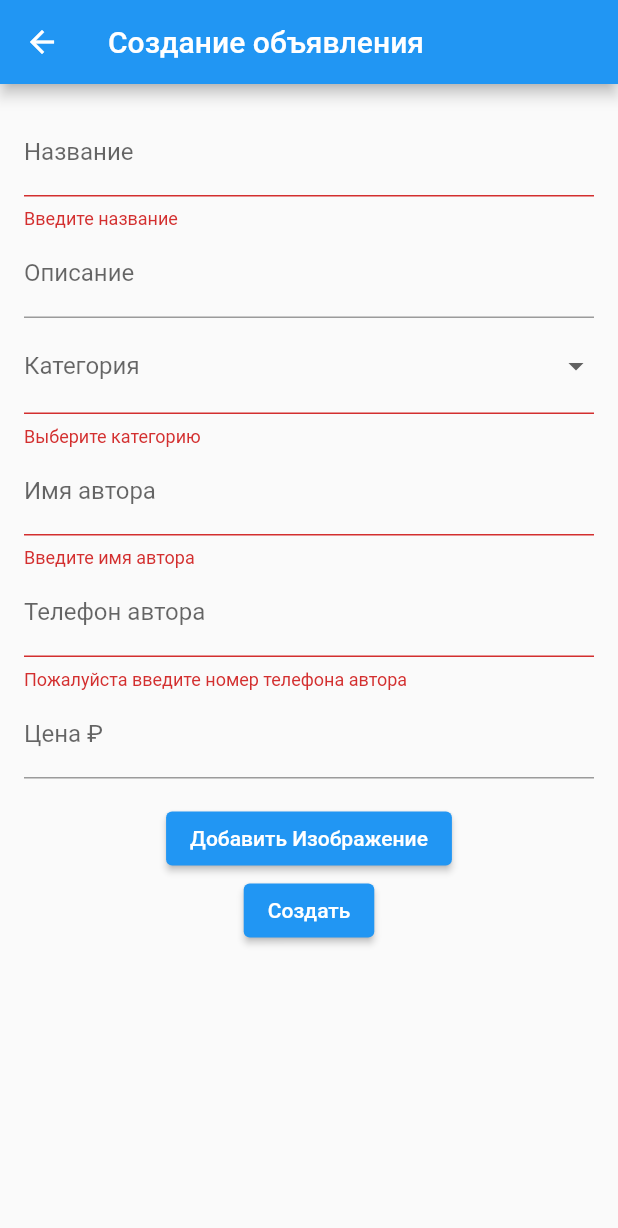
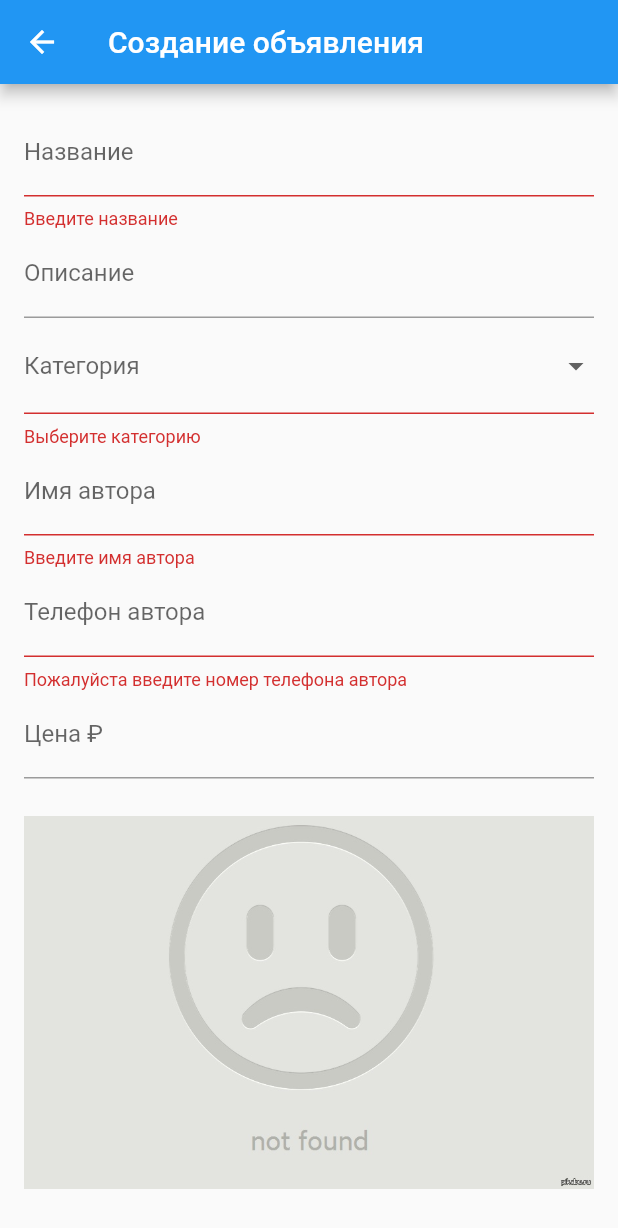
Before and after one commit to dmitryzag/actonicaTest, a Flutter app: the AdvertMaker screen opened directly, after a tap on "Создать", on a phone screen of 412 x 824 dp. Shown: the top 1228 px of the screen. Run offline on Flutter 3.47's test engine with Material 2 defaults, Android fonts, the phone set to English and light mode, and no system bars; our stand-ins replace image_picker, shared_preferences, sqflite; accounts and stored records are empty.

Commit message:
фиксы цены и изображение

```diff
--- a/lib/screens/advert_maker.dart
+++ b/lib/screens/advert_maker.dart
@@ -1,3 +1,5 @@
+import 'dart:io';
+
 import 'package:actonic_adboard/models/database.dart';
 import 'package:flutter/material.dart';
 import 'package:flutter/services.dart';
@@ -55,7 +57,9 @@ class _AdvertMakerState extends State<AdvertMaker> {
       _authorNameController.text = ad.first['author_name'];
       _authorPhoneController.text = ad.first['author_phone'].toString();
       _imageController.text = ad.first['image'].toString();
-      _priceController.text = ad.first['price'].toString();
+      _priceController.text = ad.first['price'].toString() == 'null'
+          ? ''
+          : ad.first['price'].toString();
     });
     _refreshData();
   }
@@ -137,7 +141,7 @@ class _AdvertMakerState extends State<AdvertMaker> {
                   validator: (value) {
                     if (int.tryParse(value!) is! int) {
                       return 'Пожалуйста введите номер телефона автора';
-                    } else if (value.length != 9) {
+                    } else if (value.length != 10) {
                       return 'Пожалуйста введите корректный телефона автора';
                     }
                     return null;
@@ -151,7 +155,19 @@ class _AdvertMakerState extends State<AdvertMaker> {
                   ),
                   keyboardType:
                       const TextInputType.numberWithOptions(decimal: true),
+                  inputFormatters: [
+                    FilteringTextInputFormatter.allow(
+                        RegExp(r'^\d+\.?\d{0,2}$')),
+                  ],
                 ),
+                const SizedBox(height: 25.0),
+                _imageController.text.isNotEmpty
+                    ? Image.file(
+                        File(_imageController.text),
+                        fit: BoxFit.cover,
+                        alignment: Alignment.center,
+                      )
+                    : Image.asset('assets/images/nophoto.jpg'),
                 const SizedBox(height: 16.0),
                 ElevatedButton(
                   onPressed: _pickImage,
```
